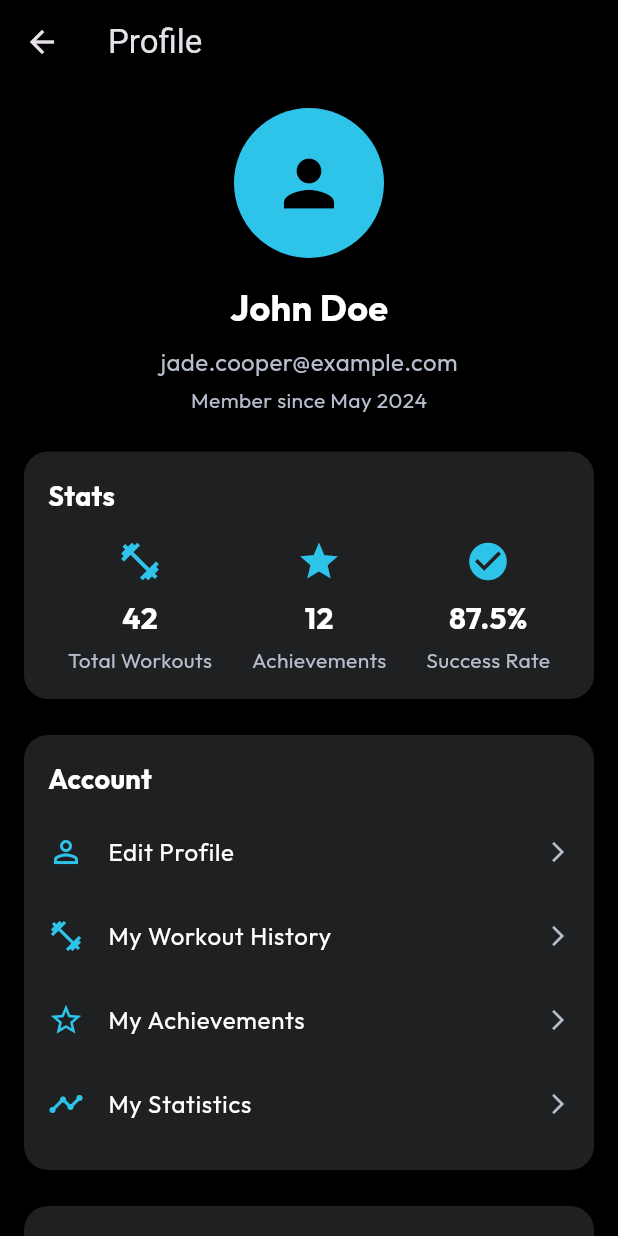
After one commit to iupui-soic/exercise-behavior-change-app, a Flutter app: the ProfileScreen screen opened directly, on a phone screen of 412 x 824 dp. The commit adds this screen. Run offline on Flutter 3.47's test engine with Material 3 defaults, Android fonts, the phone set to English and light mode, and no system bars; our stand-ins replace carousel_slider, google_sign_in, hive, hive_flutter, sign_in_with_apple; accounts and stored records are empty.

Commit message:
Adding Profile screen.

```diff
--- a/lib/screens/dashboard/dashboard_screen.dart
+++ b/lib/screens/dashboard/dashboard_screen.dart
@@ -1,6 +1,7 @@
 import 'package:flutter/material.dart';
 import '../workout/program_details_screen.dart';
 import 'home_screen.dart';
+import 'profile_screen.dart';
 
 class DashboardScreen extends StatefulWidget {
   const DashboardScreen({Key? key}) : super(key: key);
@@ -17,7 +18,7 @@ class _DashboardScreenState extends State<DashboardScreen> {
     const HomeScreen(),
     const Center(child: Text('Exercise Page')),
     const Center(child: Text('Achievements Page')),
-    const Center(child: Text('Profile Page')),
+    const ProfileScreen(),
   ];
 
   @override
--- /dev/null
+++ b/lib/screens/dashboard/profile_screen.dart
@@ -0,0 +1,352 @@
+import 'package:flutter/material.dart';
+
+class ProfileScreen extends StatefulWidget {
+  const ProfileScreen({Key? key}) : super(key: key);
+
+  @override
+  _ProfileScreenState createState() => _ProfileScreenState();
+}
+
+class _ProfileScreenState extends State<ProfileScreen> {
+  // Sample user data - in a real app, this would come from a user service or database
+  final String userName = "John Doe";
+  final String userEmail = "jade.cooper@example.com";
+  final String memberSince = "May 2024";
+  final int totalWorkouts = 42;
+  final int achievementsEarned = 12;
+  final double successRate = 87.5;
+
+  @override
+  Widget build(BuildContext context) {
+    return Scaffold(
+      backgroundColor: Colors.black,
+      appBar: AppBar(
+        title: const Text('Profile'),
+        backgroundColor: Colors.transparent,
+        elevation: 0,
+      ),
+      body: SingleChildScrollView(
+        child: Padding(
+          padding: const EdgeInsets.all(16.0),
+          child: Column(
+            crossAxisAlignment: CrossAxisAlignment.start,
+            children: [
+              _buildProfileHeader(),
+              const SizedBox(height: 24),
+              _buildStats(),
+              const SizedBox(height: 24),
+              _buildAccountSection(),
+              const SizedBox(height: 24),
+              _buildPreferencesSection(),
+              const SizedBox(height: 24),
+              _buildAppSection(),
+            ],
+          ),
+        ),
+      ),
+    );
+  }
+
+  Widget _buildProfileHeader() {
+    return Center(
+      child: Column(
+        children: [
+          const CircleAvatar(
+            radius: 50,
+            backgroundColor: Color.fromARGB(255, 46, 196, 234),
+            child: Icon(
+              Icons.person,
+              size: 50,
+              color: Colors.black,
+            ),
+          ),
+          const SizedBox(height: 16),
+          Text(
+            userName,
+            style: const TextStyle(
+              fontSize: 24,
+              fontWeight: FontWeight.bold,
+              color: Colors.white,
+              fontFamily: 'Outfit',
+            ),
+          ),
+          const SizedBox(height: 8),
+          Text(
+            userEmail,
+            style: const TextStyle(
+              fontSize: 16,
+              color: Color(0xFFB6BDCC),
+              fontFamily: 'Outfit',
+            ),
+          ),
+          const SizedBox(height: 4),
+          Text(
+            'Member since $memberSince',
+            style: const TextStyle(
+              fontSize: 14,
+              color: Color(0xFFB6BDCC),
+              fontFamily: 'Outfit',
+            ),
+          ),
+        ],
+      ),
+    );
+  }
+
+  Widget _buildStats() {
+    return Container(
+      padding: const EdgeInsets.all(16),
+      decoration: BoxDecoration(
+        color: const Color(0xFF1E2021),
+        borderRadius: BorderRadius.circular(16),
+      ),
+      child: Column(
+        crossAxisAlignment: CrossAxisAlignment.start,
+        children: [
+          const Text(
+            'Stats',
+            style: TextStyle(
+              fontSize: 18,
+              fontWeight: FontWeight.bold,
+              color: Colors.white,
+              fontFamily: 'Outfit',
+            ),
+          ),
+          const SizedBox(height: 16),
+          Row(
+            mainAxisAlignment: MainAxisAlignment.spaceAround,
+            children: [
+              _buildStatItem(
+                icon: Icons.fitness_center,
+                value: totalWorkouts.toString(),
+                label: 'Total Workouts',
+              ),
+              _buildStatItem(
+                icon: Icons.star,
+                value: achievementsEarned.toString(),
+                label: 'Achievements',
+              ),
+              _buildStatItem(
+                icon: Icons.check_circle,
+                value: '$successRate%',
+                label: 'Success Rate',
+              ),
+            ],
+          ),
+        ],
+      ),
+    );
+  }
+
+  Widget _buildStatItem({
+    required IconData icon,
+    required String value,
+    required String label,
+  }) {
+    return Column(
+      children: [
+        Icon(
+          icon,
+          color: const Color.fromARGB(255, 46, 196, 234),
+          size: 30,
+        ),
+        const SizedBox(height: 8),
+        Text(
+          value,
+          style: const TextStyle(
+            fontSize: 20,
+            fontWeight: FontWeight.bold,
+            color: Colors.white,
+            fontFamily: 'Outfit',
+          ),
+        ),
+        const SizedBox(height: 4),
+        Text(
+          label,
+          style: const TextStyle(
+            fontSize: 14,
+            color: Color(0xFFB6BDCC),
+            fontFamily: 'Outfit',
+          ),
+        ),
+      ],
+    );
+  }
+
+  Widget _buildAccountSection() {
+    return _buildSection(
+      title: 'Account',
+      items: [
+        _buildMenuItem(
+          icon: Icons.person_outline,
+          title: 'Edit Profile',
+          onTap: () {
+            // Handle navigation to edit profile
+          },
+        ),
+        _buildMenuItem(
+          icon: Icons.fitness_center,
+          title: 'My Workout History',
+          onTap: () {
+            // Handle navigation to workout history
+          },
+        ),
+        _buildMenuItem(
+          icon: Icons.star_outline,
+          title: 'My Achievements',
+          onTap: () {
+            // Handle navigation to achievements
+          },
+        ),
+        _buildMenuItem(
+          icon: Icons.timeline,
+          title: 'My Statistics',
+          onTap: () {
+            // Handle navigation to statistics
+          },
+        ),
+      ],
+    );
+  }
+
+  Widget _buildPreferencesSection() {
+    return _buildSection(
+      title: 'Preferences',
+      items: [
+        _buildMenuItem(
+          icon: Icons.notifications_none,
+          title: 'Notifications',
+          onTap: () {
+            // Handle navigation to notifications settings
+          },
+        ),
+        _buildMenuItem(
+          icon: Icons.language,
+          title: 'Language',
+          value: 'English',
+          onTap: () {
+            // Handle navigation to language settings
+          },
+        ),
+        _buildMenuItem(
+          icon: Icons.accessibility_new,
+          title: 'Workout Preferences',
+          onTap: () {
+            // Handle navigation to workout preferences
+          },
+        ),
+      ],
+    );
+  }
+
+  Widget _buildAppSection() {
+    return _buildSection(
+      title: 'App',
+      items: [
+        _buildMenuItem(
+          icon: Icons.privacy_tip_outlined,
+          title: 'Privacy Policy',
+          onTap: () {
+            // Handle navigation to privacy policy
+          },
+        ),
+        _buildMenuItem(
+          icon: Icons.article_outlined,
+          title: 'Terms of Use',
+          onTap: () {
+            // Handle navigation to terms of use
+          },
+        ),
+        _buildMenuItem(
+          icon: Icons.help_outline,
+          title: 'Help & Support',
+          onTap: () {
+            // Handle navigation to help and support
+          },
+        ),
+        _buildMenuItem(
+          icon: Icons.exit_to_app,
+          title: 'Log Out',
+          titleColor: Colors.red,
+          onTap: () {
+            // Handle logout
+          },
+        ),
+      ],
+    );
+  }
+
+  Widget _buildSection({
+    required String title,
+    required List<Widget> items,
+  }) {
+    return Container(
+      padding: const EdgeInsets.all(16),
+      decoration: BoxDecoration(
+        color: const Color(0xFF1E2021),
+        borderRadius: BorderRadius.circular(16),
+      ),
+      child: Column(
+        crossAxisAlignment: CrossAxisAlignment.start,
+        children: [
+          Text(
+            title,
+            style: const TextStyle(
+              fontSize: 18,
+              fontWeight: FontWeight.bold,
+              color: Colors.white,
+              fontFamily: 'Outfit',
+            ),
+          ),
+          const SizedBox(height: 8),
+          ...items,
+        ],
+      ),
+    );
+  }
+
+  Widget _buildMenuItem({
+    required IconData icon,
+    required String title,
+    String? value,
+    Color? titleColor,
+    required VoidCallback onTap,
+  }) {
+    return ListTile(
+      contentPadding: EdgeInsets.zero,
+      leading: Icon(
+        icon,
+        color: const Color.fromARGB(255, 46, 196, 234),
+      ),
+      title: Text(
+        title,
+        style: TextStyle(
+          color: titleColor ?? Colors.white,
+          fontSize: 16,
+          fontFamily: 'Outfit',
+        ),
+      ),
+      trailing: Row(
+        mainAxisSize: MainAxisSize.min,
+        children: [
+          if (value != null)
+            Text(
+              value,
+              style: const TextStyle(
+                color: Color(0xFFB6BDCC),
+                fontSize: 14,
+                fontFamily: 'Outfit',
+              ),
+            ),
+          const SizedBox(width: 8),
+          const Icon(
+            Icons.arrow_forward_ios,
+            color: Color(0xFFB6BDCC),
+            size: 16,
+          ),
+        ],
+      ),
+      onTap: onTap,
+    );
+  }
+}
```
